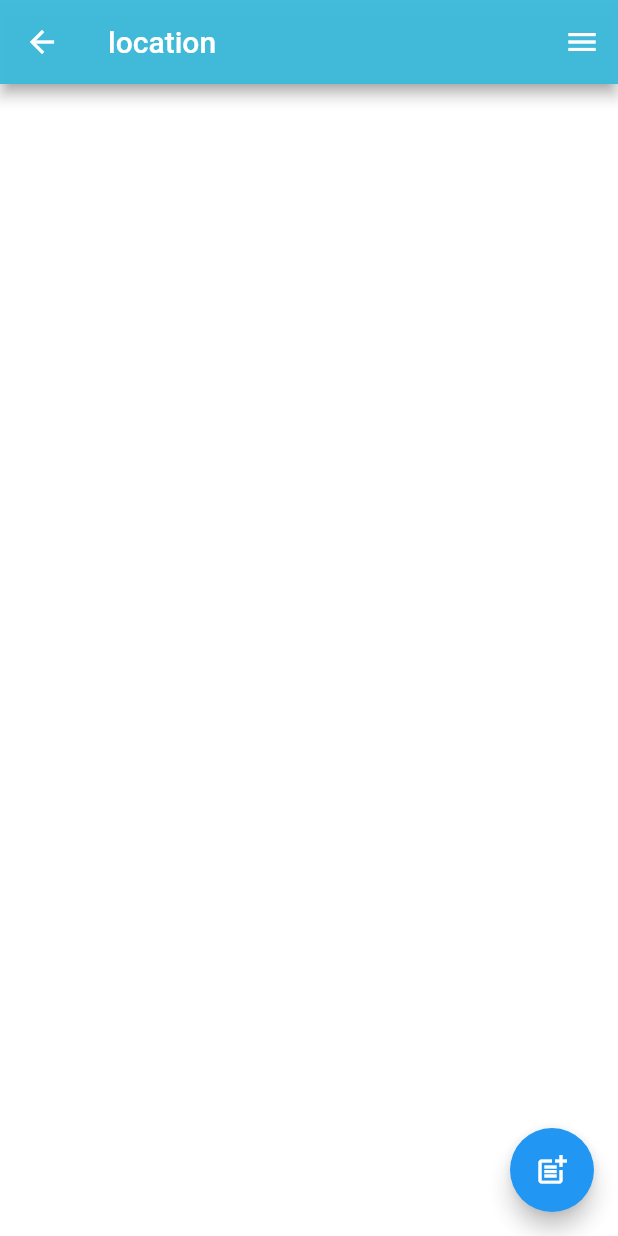
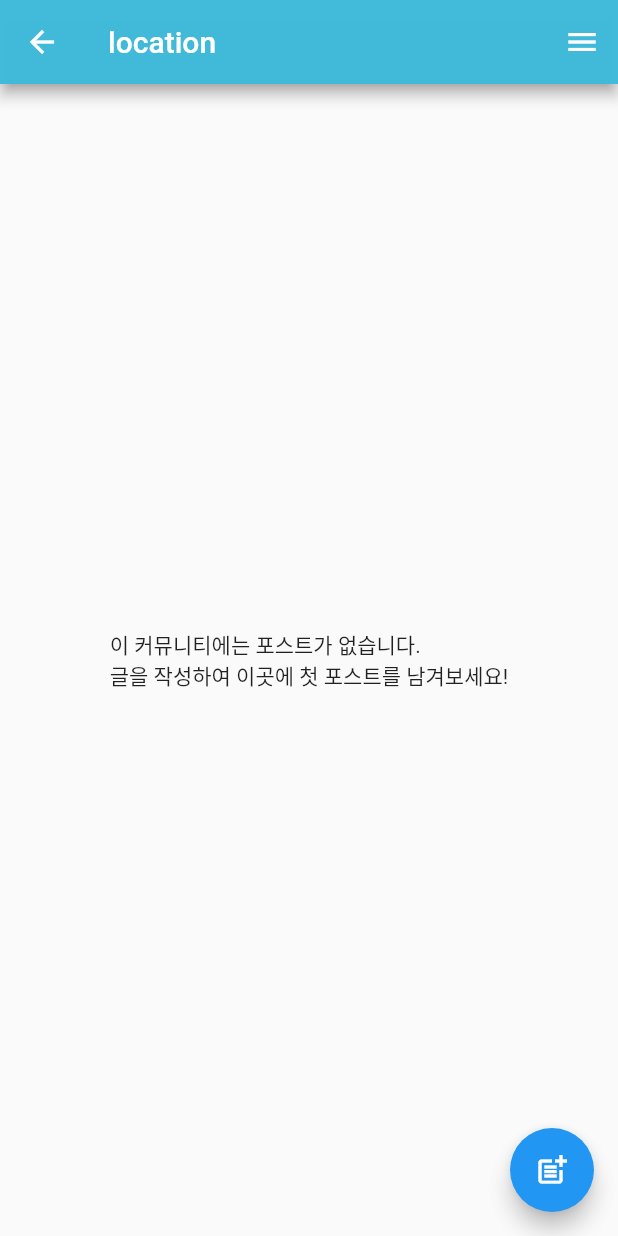
Before and after one commit to HongikB612/UrbanLink, a Flutter app: the PostsPage screen opened directly, on a phone screen of 412 x 824 dp. Run offline on Flutter 3.47's test engine with Material 2 defaults, Android fonts, the phone set to English and light mode, and no system bars; our stand-ins replace anim_search_bar, cloud_firestore, firebase_auth, firebase_core, firebase_storage, geocoding and 6 more; accounts and stored records are empty.

Commit message:
Feat Add text if community is empty

```diff
--- a/lib/pages/postpage/postspage.dart
+++ b/lib/pages/postpage/postspage.dart
@@ -28,7 +28,6 @@ class _PostsPageState extends State<PostsPage> {
   @override
   Widget build(BuildContext context) {
     return Scaffold(
-      backgroundColor: Colors.white24,
       appBar: AppBar(
         title: Text(location),
         backgroundColor: const Color.fromARGB(250, 63, 186, 219),
--- a/lib/widgets/post_list_widget.dart
+++ b/lib/widgets/post_list_widget.dart
@@ -114,6 +114,11 @@ class _PostListState extends State<PostList> {
           );
         } else if (snapshot.hasData) {
           final posts = snapshot.data!;
+          if (posts.isEmpty) {
+            return const Center(
+              child: Text('이 커뮤니티에는 포스트가 없습니다.\n글을 작성하여 이곳에 첫 포스트를 남겨보세요!'),
+            );
+          }
           return ListView.builder(
             itemCount: posts.length,
             itemBuilder: (context, index) {
```
